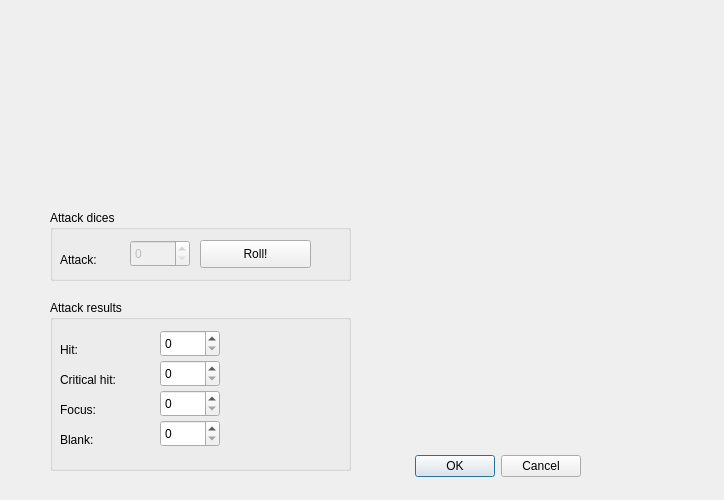
Old version of the form Qt/attack.ui in the repository mauriciodev/mywing.
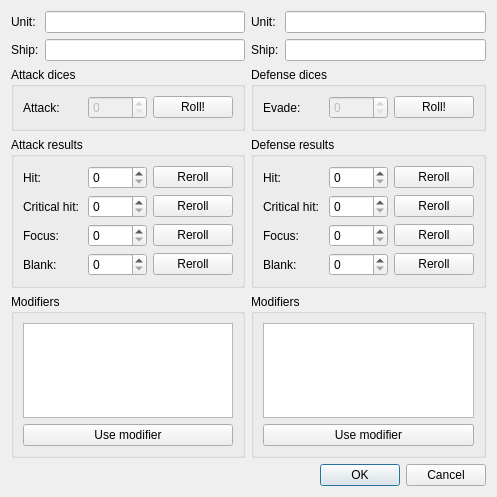
New version of the form.

Commit message: The new attack interface prototype.

```diff
--- a/Qt/attack.ui
+++ b/Qt/attack.ui
@@ -6,186 +6,333 @@
    <rect>
     <x>0</x>
     <y>0</y>
-    <width>724</width>
-    <height>500</height>
+    <width>497</width>
+    <height>497</height>
    </rect>
   </property>
   <property name="windowTitle">
    <string>Dialog</string>
   </property>
-  <widget class="QDialogButtonBox" name="buttonBox">
-   <property name="geometry">
-    <rect>
-     <x>240</x>
-     <y>450</y>
-     <width>341</width>
-     <height>32</height>
-    </rect>
-   </property>
-   <property name="orientation">
-    <enum>Qt::Horizontal</enum>
-   </property>
-   <property name="standardButtons">
-    <set>QDialogButtonBox::Cancel|QDialogButtonBox::Ok</set>
-   </property>
-  </widget>
+  <layout class="QGridLayout" name="gridLayout_9">
+   <item row="0" column="0">
+    <layout class="QGridLayout" name="gridLayout_2">
+     <item row="2" column="1">
+      <widget class="QLineEdit" name="lineEdit_5"/>
+     </item>
+     <item row="1" column="0">
+      <widget class="QLabel" name="label_11">
+       <property name="text">
+        <string>Unit:</string>
+       </property>
+      </widget>
+     </item>
+     <item row="1" column="1">
+      <widget class="QLineEdit" name="lineEdit"/>
+     </item>
+     <item row="2" column="0">
+      <widget class="QLabel" name="label_15">
+       <property name="text">
+        <string>Ship:</string>
+       </property>
+      </widget>
+     </item>
+    </layout>
+   </item>
+   <item row="0" column="1">
+    <layout class="QGridLayout" name="gridLayout_3">
+     <item row="2" column="1">
+      <widget class="QLineEdit" name="lineEdit_6"/>
+     </item>
+     <item row="1" column="0">
+      <widget class="QLabel" name="label_12">
+       <property name="text">
+        <string>Unit:</string>
+       </property>
+      </widget>
+     </item>
+     <item row="1" column="1">
+      <widget class="QLineEdit" name="lineEdit_2"/>
+     </item>
+     <item row="2" column="0">
+      <widget class="QLabel" name="label_16">
+       <property name="text">
+        <string>Ship:</string>
+       </property>
+      </widget>
+     </item>
+    </layout>
+   </item>
+   <item row="1" column="0">
   <widget class="QGroupBox" name="groupBox">
-   <property name="geometry">
-    <rect>
-     <x>50</x>
-     <y>210</y>
-     <width>301</width>
-     <height>71</height>
-    </rect>
-   </property>
    <property name="title">
     <string>Attack dices</string>
    </property>
+     <layout class="QGridLayout" name="gridLayout_5">
+      <item row="0" column="0">
+       <layout class="QHBoxLayout" name="horizontalLayout">
+        <item>
    <widget class="QLabel" name="label">
-    <property name="geometry">
-     <rect>
-      <x>10</x>
-      <y>40</y>
-      <width>70</width>
-      <height>19</height>
-     </rect>
-    </property>
     <property name="text">
      <string>Attack:</string>
     </property>
    </widget>
+        </item>
+        <item>
    <widget class="QSpinBox" name="spinBox">
     <property name="enabled">
      <bool>false</bool>
     </property>
-    <property name="geometry">
-     <rect>
-      <x>80</x>
-      <y>30</y>
-      <width>60</width>
-      <height>27</height>
-     </rect>
-    </property>
-   </widget>
+         </widget>
+        </item>
+        <item>
    <widget class="QPushButton" name="pushButton">
-    <property name="geometry">
-     <rect>
-      <x>150</x>
-      <y>30</y>
-      <width>111</width>
-      <height>28</height>
-     </rect>
-    </property>
+          <property name="text">
+           <string>Roll!</string>
+          </property>
+         </widget>
+        </item>
+       </layout>
+      </item>
+     </layout>
+    </widget>
+   </item>
+   <item row="1" column="1">
+    <widget class="QGroupBox" name="groupBox_3">
+     <property name="title">
+      <string>Defense dices</string>
+     </property>
+     <layout class="QGridLayout" name="gridLayout_6">
+      <item row="0" column="0">
+       <layout class="QHBoxLayout" name="horizontalLayout_2">
+        <item>
+         <widget class="QLabel" name="label_6">
     <property name="text">
+           <string>Evade:</string>
+          </property>
+         </widget>
+        </item>
+        <item>
+         <widget class="QSpinBox" name="spinBox_6">
+          <property name="enabled">
+           <bool>false</bool>
+          </property>
+         </widget>
+        </item>
+        <item>
+         <widget class="QPushButton" name="pushButton_2">
+          <property name="text">
      <string>Roll!</string>
     </property>
    </widget>
-  </widget>
+        </item>
+       </layout>
+      </item>
+     </layout>
+    </widget>
+   </item>
+   <item row="2" column="0">
   <widget class="QGroupBox" name="groupBox_2">
-   <property name="geometry">
-    <rect>
-     <x>50</x>
-     <y>300</y>
-     <width>301</width>
-     <height>171</height>
-    </rect>
-   </property>
    <property name="title">
     <string>Attack results</string>
    </property>
+     <layout class="QGridLayout" name="gridLayout_7">
+      <item row="0" column="0">
    <widget class="QLabel" name="label_2">
-    <property name="geometry">
-     <rect>
-      <x>10</x>
-      <y>40</y>
-      <width>70</width>
-      <height>19</height>
-     </rect>
-    </property>
     <property name="text">
      <string>Hit:</string>
     </property>
    </widget>
+      </item>
+      <item row="0" column="1">
+       <widget class="QSpinBox" name="spinBox_2"/>
+      </item>
+      <item row="0" column="2">
+       <widget class="QPushButton" name="pushButton_5">
+        <property name="text">
+         <string>Reroll</string>
+        </property>
+       </widget>
+      </item>
+      <item row="1" column="0">
    <widget class="QLabel" name="label_3">
-    <property name="geometry">
-     <rect>
-      <x>10</x>
-      <y>70</y>
-      <width>81</width>
-      <height>19</height>
-     </rect>
-    </property>
     <property name="text">
      <string>Critical hit:</string>
     </property>
    </widget>
+      </item>
+      <item row="1" column="1">
+       <widget class="QSpinBox" name="spinBox_3"/>
+      </item>
+      <item row="1" column="2">
+       <widget class="QPushButton" name="pushButton_6">
+        <property name="text">
+         <string>Reroll</string>
+        </property>
+       </widget>
+      </item>
+      <item row="2" column="0">
    <widget class="QLabel" name="label_4">
-    <property name="geometry">
-     <rect>
-      <x>10</x>
-      <y>100</y>
-      <width>81</width>
-      <height>19</height>
-     </rect>
-    </property>
     <property name="text">
      <string>Focus:</string>
     </property>
    </widget>
+      </item>
+      <item row="2" column="1">
+       <widget class="QSpinBox" name="spinBox_4"/>
+      </item>
+      <item row="2" column="2">
+       <widget class="QPushButton" name="pushButton_7">
+        <property name="text">
+         <string>Reroll</string>
+        </property>
+       </widget>
+      </item>
+      <item row="3" column="0">
    <widget class="QLabel" name="label_5">
-    <property name="geometry">
-     <rect>
-      <x>10</x>
-      <y>130</y>
-      <width>81</width>
-      <height>19</height>
-     </rect>
-    </property>
     <property name="text">
      <string>Blank:</string>
     </property>
    </widget>
-   <widget class="QSpinBox" name="spinBox_2">
-    <property name="geometry">
-     <rect>
-      <x>110</x>
-      <y>30</y>
-      <width>60</width>
-      <height>27</height>
-     </rect>
-    </property>
-   </widget>
-   <widget class="QSpinBox" name="spinBox_3">
-    <property name="geometry">
-     <rect>
-      <x>110</x>
-      <y>60</y>
-      <width>60</width>
-      <height>27</height>
-     </rect>
-    </property>
-   </widget>
-   <widget class="QSpinBox" name="spinBox_4">
-    <property name="geometry">
-     <rect>
-      <x>110</x>
-      <y>90</y>
-      <width>60</width>
-      <height>27</height>
-     </rect>
-    </property>
-   </widget>
-   <widget class="QSpinBox" name="spinBox_5">
-    <property name="geometry">
-     <rect>
-      <x>110</x>
-      <y>120</y>
-      <width>60</width>
-      <height>27</height>
-     </rect>
-    </property>
-   </widget>
-  </widget>
+      </item>
+      <item row="3" column="1">
+       <widget class="QSpinBox" name="spinBox_5"/>
+      </item>
+      <item row="3" column="2">
+       <widget class="QPushButton" name="pushButton_8">
+        <property name="text">
+         <string>Reroll</string>
+        </property>
+       </widget>
+      </item>
+     </layout>
+    </widget>
+   </item>
+   <item row="2" column="1">
+    <widget class="QGroupBox" name="groupBox_4">
+     <property name="title">
+      <string>Defense results</string>
+     </property>
+     <layout class="QGridLayout" name="gridLayout_8">
+      <item row="0" column="0">
+       <widget class="QLabel" name="label_7">
+        <property name="text">
+         <string>Hit:</string>
+        </property>
+       </widget>
+      </item>
+      <item row="0" column="1">
+       <widget class="QSpinBox" name="spinBox_7"/>
+      </item>
+      <item row="0" column="2">
+       <widget class="QPushButton" name="pushButton_9">
+        <property name="text">
+         <string>Reroll</string>
+        </property>
+       </widget>
+      </item>
+      <item row="1" column="0">
+       <widget class="QLabel" name="label_8">
+        <property name="text">
+         <string>Critical hit:</string>
+        </property>
+       </widget>
+      </item>
+      <item row="1" column="1">
+       <widget class="QSpinBox" name="spinBox_8"/>
+      </item>
+      <item row="1" column="2">
+       <widget class="QPushButton" name="pushButton_10">
+        <property name="text">
+         <string>Reroll</string>
+        </property>
+       </widget>
+      </item>
+      <item row="2" column="0">
+       <widget class="QLabel" name="label_9">
+        <property name="text">
+         <string>Focus:</string>
+        </property>
+       </widget>
+      </item>
+      <item row="2" column="1">
+       <widget class="QSpinBox" name="spinBox_9"/>
+      </item>
+      <item row="2" column="2">
+       <widget class="QPushButton" name="pushButton_11">
+        <property name="text">
+         <string>Reroll</string>
+        </property>
+       </widget>
+      </item>
+      <item row="3" column="0">
+       <widget class="QLabel" name="label_10">
+        <property name="text">
+         <string>Blank:</string>
+        </property>
+       </widget>
+      </item>
+      <item row="3" column="1">
+       <widget class="QSpinBox" name="spinBox_10"/>
+      </item>
+      <item row="3" column="2">
+       <widget class="QPushButton" name="pushButton_12">
+        <property name="text">
+         <string>Reroll</string>
+        </property>
+       </widget>
+      </item>
+     </layout>
+    </widget>
+   </item>
+   <item row="3" column="0">
+    <widget class="QGroupBox" name="groupBox_5">
+     <property name="title">
+      <string>Modifiers</string>
+     </property>
+     <layout class="QGridLayout" name="gridLayout">
+      <item row="0" column="0">
+       <widget class="QListWidget" name="listWidget"/>
+      </item>
+      <item row="1" column="0">
+       <widget class="QPushButton" name="pushButton_3">
+        <property name="text">
+         <string>Use modifier</string>
+        </property>
+       </widget>
+      </item>
+     </layout>
+    </widget>
+   </item>
+   <item row="3" column="1">
+    <widget class="QGroupBox" name="groupBox_6">
+     <property name="title">
+      <string>Modifiers</string>
+     </property>
+     <layout class="QGridLayout" name="gridLayout_4">
+      <item row="0" column="0">
+       <widget class="QListWidget" name="listWidget_2"/>
+      </item>
+      <item row="1" column="0">
+       <widget class="QPushButton" name="pushButton_4">
+        <property name="text">
+         <string>Use modifier</string>
+        </property>
+       </widget>
+      </item>
+     </layout>
+    </widget>
+   </item>
+   <item row="4" column="1">
+    <widget class="QDialogButtonBox" name="buttonBox">
+     <property name="orientation">
+      <enum>Qt::Horizontal</enum>
+     </property>
+     <property name="standardButtons">
+      <set>QDialogButtonBox::Cancel|QDialogButtonBox::Ok</set>
+     </property>
+    </widget>
+   </item>
+  </layout>
  </widget>
  <resources/>
  <connections>
```
Left out of the diff: 10 changed lines with no effect on the pictures. Lines whose indentation alone changed are shown as unchanged.
